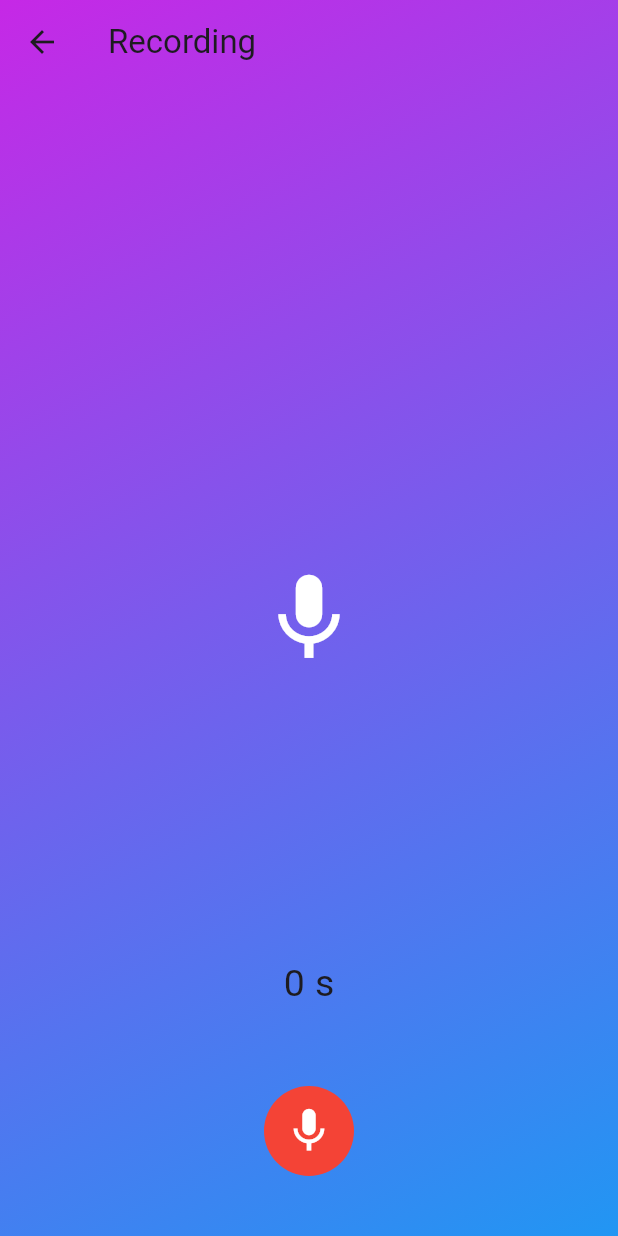
After one commit to its-asimiqbal/funny-voice-changer, a Flutter app: the screen it shows after launch, after a tap on an icon or button, on a phone screen of 412 x 824 dp. The commit adds this screen. Run offline on Flutter 3.47's test engine with Material 3 defaults, Android fonts, the phone set to English and light mode, and no system bars; our stand-ins replace fluttertoast, permission_handler, smooth_page_indicator; missing offline and left inert: flutter_sound.

Commit message:
files updated

```diff
--- a/lib/main.dart
+++ b/lib/main.dart
@@ -1,5 +1,5 @@
 import 'package:flutter/material.dart';
-import 'package:funny_voice_changer/src/splash-screen/splash_screen.dart';
+import 'package:funny_voice_changer/src/screens/home_screen.dart';
 
 void main() {
   runApp(const MyApp());
@@ -12,7 +12,7 @@ class MyApp extends StatelessWidget {
   Widget build(BuildContext context) {
     return const MaterialApp(
       debugShowCheckedModeBanner: false,
-      home: SplashScreen(),
+      home: HomeScreen(),
     );
   }
 }
--- a/lib/src/screens/home_screen.dart
+++ b/lib/src/screens/home_screen.dart
@@ -1,5 +1,6 @@
 import 'package:flutter/material.dart';
 
+import 'record_audio_screen.dart';
 import 'setting_screen.dart';
 
 class HomeScreen extends StatefulWidget {
@@ -50,8 +51,17 @@ class _HomeScreenState extends State<HomeScreen> {
             Column(
               mainAxisAlignment: MainAxisAlignment.end,
               children: [
-                Container(
-                  height: 180,
+                GestureDetector(
+                  onTap: () {
+                    Navigator.push(
+                      context,
+                      MaterialPageRoute(
+                        builder: (context) => const RecordAudioScreen(),
+                      ),
+                    );
+                  },
+                  child: Container(
+                    height: 170,
                     width: 160,
                     decoration: BoxDecoration(
                       color: Colors.deepPurple,
@@ -87,11 +97,12 @@ class _HomeScreenState extends State<HomeScreen> {
                       ],
                     ),
                   ),
+                ),
                 const SizedBox(
                   height: 6,
                 ),
                 Container(
-                  height: 80,
+                  height: 90,
                   width: 160,
                   decoration: BoxDecoration(
                     color: Colors.deepPurple,
--- /dev/null
+++ b/lib/src/screens/record_audio_screen.dart
@@ -0,0 +1,87 @@
+import 'package:flutter/material.dart';
+import 'package:funny_voice_changer/src/utils/recorder_button.dart';
+
+class RecordAudioScreen extends StatefulWidget {
+  const RecordAudioScreen({super.key});
+
+  @override
+  State<RecordAudioScreen> createState() => _RecordAudioScreenState();
+}
+
+class _RecordAudioScreenState extends State<RecordAudioScreen> {
+
+  @override
+  Widget build(BuildContext context) {
+    return Scaffold(
+      extendBodyBehindAppBar: true,
+      // backgroundColor: Colors.deepPurple,
+      appBar: AppBar(
+        title: const Text('Recording'),
+        backgroundColor: Colors.transparent,
+        elevation: 0,
+      ),
+      body: Container(
+        width: double.infinity,
+        decoration: const BoxDecoration(
+          gradient: LinearGradient(
+            begin: Alignment.topLeft,
+            end: Alignment.bottomRight,
+            colors: [
+              Color.fromARGB(255, 198, 40, 230),
+              Colors.blue,
+            ],
+          ),
+        ),
+        child: const Stack(
+          children: [
+             Align(
+              // First
+              alignment: Alignment.center,
+              child: Icon(
+                Icons.mic,
+                size: 70,
+                color: Colors.white,
+              ),
+            ),
+
+            RecorderButton(),
+          ],
+        ),
+      ),
+    );
+  }
+}
+
+
+  // GestureDetector(
+            //   onTap: () async{
+            //   },
+            //   child: Align(
+            //     // Second
+            //     alignment: Alignment.bottomCenter,
+            //     child: Padding(
+            //       padding: const EdgeInsets.only(bottom: 40),
+            //       child: Stack(
+            //         alignment: Alignment.center,
+            //         children: [
+            //           Container(
+            //             height: 50,
+            //             width: 50,
+            //             decoration: BoxDecoration(
+            //               borderRadius: BorderRadius.circular(50),
+            //               color: Colors.red,
+            //             ),
+            //           ),
+            //           Container(
+            //             height: 30,
+            //             width: 30,
+            //             decoration: BoxDecoration(
+            //               borderRadius: BorderRadius.circular(50),
+            //               color: Colors.white,
+            //             ),
+            //           ),
+            //         ],
+            //       ),
+            //     ),
+            //   ),
+            // ),
--- /dev/null
+++ b/lib/src/utils/recorder_button.dart
@@ -0,0 +1,136 @@
+import 'dart:io';
+
+import 'package:flutter/material.dart';
+import 'package:flutter_sound/flutter_sound.dart';
+import 'package:permission_handler/permission_handler.dart';
+
+class RecorderButton extends StatefulWidget {
+  const RecorderButton({super.key});
+
+  @override
+  State<RecorderButton> createState() => _RecorderButtonState();
+}
+
+class _RecorderButtonState extends State<RecorderButton> {
+  int recordingCounter = 0;
+  final recorder = FlutterSoundRecorder();
+  bool isRecoderReady = false;
+
+  Future record() async {
+    if (!isRecoderReady) return;
+    await recorder.startRecorder(toFile: 'audio');
+  }
+
+  Future stop() async {
+    if (!isRecoderReady) return;
+
+    final path = await recorder.stopRecorder();
+    final audioFile = File(path!);
+
+    print('Recorded audio : $audioFile');
+    // Reset recording counter
+    recordingCounter = 0;
+  }
+
+  @override
+  void initState() {
+    super.initState();
+    initRecoder();
+  }
+
+  @override
+  void dispose() {
+    super.dispose();
+    recorder.closeRecorder();
+  }
+
+  Future initRecoder() async {
+    final status = await Permission.microphone.request();
+
+    if (status != PermissionStatus.granted) {
+      throw 'Microphone permission not granted';
+    }
+
+    await recorder.openRecorder();
+
+    isRecoderReady = true;
+    recorder.setSubscriptionDuration(
+      const Duration(milliseconds: 500),
+    );
+  }
+
+  @override
+  Widget build(BuildContext context) {
+    return Column(
+      mainAxisAlignment: MainAxisAlignment.end,
+      children: [
+        StreamBuilder(
+          stream: recorder.onProgress,
+          builder: (context, snapshot) {
+            final duration =
+                snapshot.hasData ? snapshot.data!.duration : Duration.zero;
+
+            return Text(
+              '${duration.inSeconds} s',
+              style: const TextStyle(
+                fontSize: 25,
+              ),
+            );
+          },
+        ),
+        const SizedBox(
+          height: 50,
+        ),
+        Padding(
+          padding: const EdgeInsets.only(bottom: 40),
+          child: Row(
+            mainAxisAlignment: MainAxisAlignment.spaceEvenly,
+            crossAxisAlignment: CrossAxisAlignment.center,
+            children: [
+              // IconButton(
+              //   onPressed: () {},
+              //   icon: const Icon(
+              //     Icons.stop,
+              //     color: Colors.white,
+              //   ),
+              //   iconSize: 30,
+              // ),
+              Align(
+                alignment: Alignment.bottomCenter,
+                child: CircleAvatar(
+                  backgroundColor: Colors.red,
+                  radius: 30,
+                  child: Center(
+                    child: IconButton(
+                      onPressed: () async {
+                        if (recorder.isRecording) {
+                          await stop();
+                        } else {
+                          await record();
+                        }
+                        setState(() {});
+                      },
+                      icon: Icon(
+                        recorder.isRecording ? Icons.circle : Icons.mic,
+                        color: Colors.white,
+                      ),
+                      iconSize: 35,
+                    ),
+                  ),
+                ),
+              ),
+              // IconButton(
+              //   onPressed: () {},
+              //   icon: const Icon(
+              //     Icons.start,
+              //     color: Colors.white,
+              //   ),
+              //   iconSize: 30,
+              // ),
+            ],
+          ),
+        ),
+      ],
+    );
+  }
+}
--- a/pubspec.yaml
+++ b/pubspec.yaml
@@ -28,11 +28,14 @@ environment:
 # the latest version available on pub.dev. To see which dependencies have newer
 # versions available, run `flutter pub outdated`.
 dependencies:
+  audioplayers: ^5.2.1
   cupertino_icons: ^1.0.2
   flutter:
     sdk: flutter
   flutter_launcher_icons: ^0.13.1
+  flutter_sound: ^9.2.13
   fluttertoast: ^8.2.4
+  permission_handler: 11.0.1
   smooth_page_indicator: ^1.1.0
   url_launcher: ^6.2.1
 
```
Also changed, not shown: pubspec.lock, 6 other files. Lines whose indentation alone changed are shown as unchanged.
